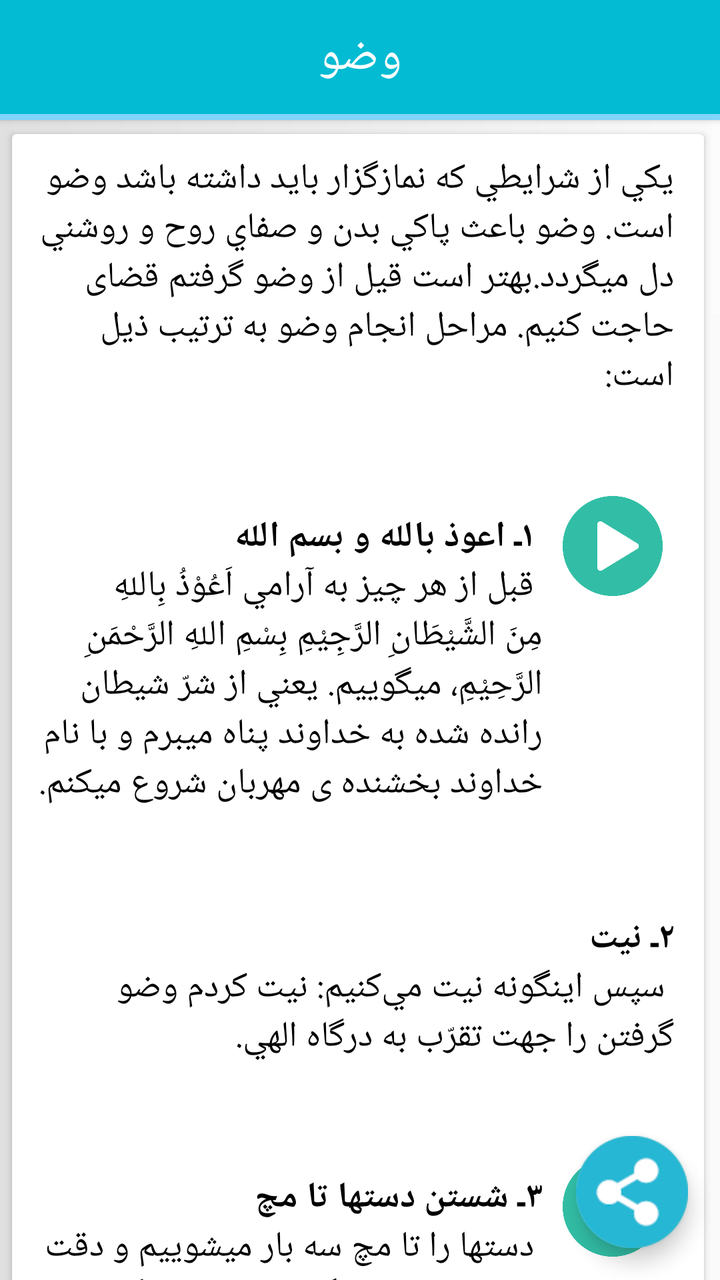
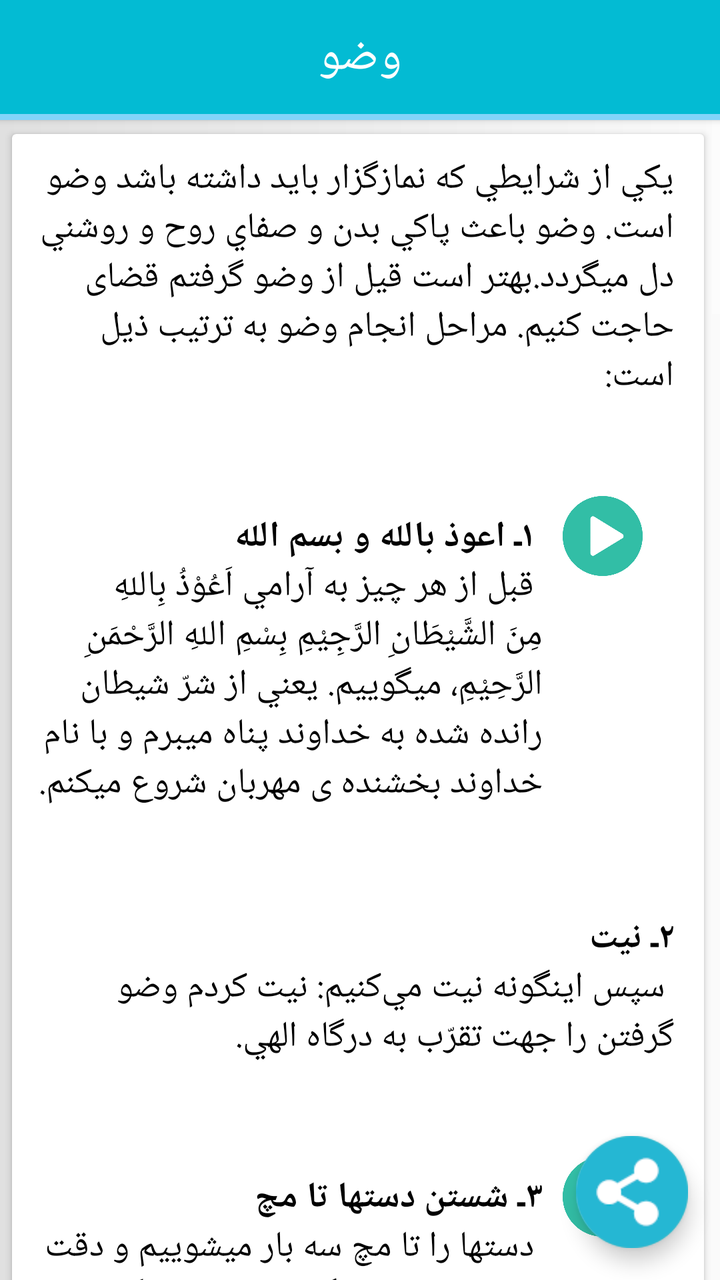

An Android layout rendered at two revisions. The XML below is the earlier revision; the diff shows what the commit changed to produce the second picture.
<!-- AndroidManifest.xml: application theme Theme.AppCompat.NoActionBar -->
<!-- res/layout/activity_vuzu.xml -->
<?xml version="1.0" encoding="utf-8"?>
<androidx.coordinatorlayout.widget.CoordinatorLayout
    xmlns:android="http://schemas.android.com/apk/res/android"
    xmlns:app="http://schemas.android.com/apk/res-auto"
    xmlns:tools="http://schemas.android.com/tools"
    android:id="@+id/activity_vuzu"
    android:layout_width="match_parent"
    android:layout_height="match_parent"
    tools:context="com.androidhive.myapplication.source_activities.VuzuActivity">

    <LinearLayout
        android:orientation="vertical"
        android:layout_width="match_parent"
        android:layout_height="match_parent"
        android:background="@drawable/square">

        <Button
            android:text="@string/vuzu_title"
            android:layout_width="match_parent"
            android:layout_height="57dp"
            android:id="@+id/btn_vuzu"
            android:height="50dp"
            android:background="#03bbd3"
            android:textSize="24sp"
            android:textColor="@android:color/white"/>

        <Button
            android:layout_width="match_parent"
            android:layout_height="3dp"
            android:id="@+id/button2"
            android:height="4dp"
            android:background="#81d4fa"/>

        <ScrollView
            android:layout_width="match_parent"
            android:layout_height="wrap_content"
            android:background="@drawable/square">


            <androidx.cardview.widget.CardView
                android:layout_width="match_parent"
                android:layout_height="wrap_content"
                android:layout_marginBottom="5dp"
                android:layout_marginLeft="6dp"
                android:layout_marginRight="8dp"
                android:layout_marginTop="7dp"
                app:cardBackgroundColor="@color/cardview_light_background">

                <LinearLayout
                    android:orientation="vertical"
                    android:layout_width="match_parent"
                    android:layout_height="wrap_content"
                    android:padding="5dp">

                    <TextView
                        android:id="@+id/vuzu_text1"
                        android:layout_width="match_parent"
                        android:layout_height="wrap_content"
                        android:text="@string/vuzu_text1"
                        android:layout_marginLeft="3dp"
                        android:layout_marginRight="5dp"
                        android:textColor="#000000"
                        android:textSize="18sp"
                        android:padding="5dp"/>

                    <LinearLayout
                        android:layout_width="match_parent"
                        android:layout_height="wrap_content"
                        android:orientation="horizontal">

                        <TextView
                            android:id="@+id/txt_vuzu1"
                            android:layout_width="0dp"
                            android:layout_height="wrap_content"
                            android:layout_marginLeft="3dp"
                            android:layout_marginTop="3dp"
                            android:layout_marginRight="5dp"
                            android:layout_weight=".8"
                            android:padding="5dp"
                            android:text="@string/vuzu1"
                            android:textColor="#000000"
                            android:textSize="18sp"/>

                        <LinearLayout
                            android:layout_width="0dp"
                            android:layout_height="match_parent"
                            android:layout_weight=".2"
                            android:orientation="vertical">

                            <ImageView
                                android:id="@+id/img_btn2"
                                android:layout_width="50dp"
                                android:layout_height="50dp"
                                app:srcCompat="@drawable/play_button"/>
                        </LinearLayout>

                    </LinearLayout>

                    <TextView
                        android:id="@+id/vuzu_text2"
                        android:layout_width="match_parent"
                        android:layout_height="wrap_content"
                        android:text="@string/vuzu_text2"
                        android:layout_marginLeft="3dp"
                        android:layout_marginRight="5dp"
                        android:textColor="#000000"
                        android:textSize="18sp"
                        android:padding="5dp"/>

                    <LinearLayout
                        android:layout_width="match_parent"
                        android:layout_height="wrap_content"
                        android:orientation="horizontal">

                        <TextView
                            android:id="@+id/txt_vuzu2"
                            android:layout_width="0dp"
                            android:layout_height="wrap_content"
                            android:layout_marginLeft="3dp"
                            android:layout_marginTop="3dp"
                            android:layout_marginRight="5dp"
                            android:layout_weight=".8"
                            android:padding="5dp"
                            android:text="@string/vuzu2"
                            android:textColor="#000000"
                            android:textSize="18sp"
                            />

                        <LinearLayout
                            android:layout_width="0dp"
                            android:layout_height="match_parent"
                            android:layout_weight=".2"
                            android:orientation="vertical">

                            <ImageView
                                android:id="@+id/img_btn3"
                                android:layout_width="50dp"
                                android:layout_height="50dp"
                                app:srcCompat="@drawable/play_button"/>

                        </LinearLayout>

                    </LinearLayout>

                    <LinearLayout
                        android:layout_width="match_parent"
                        android:layout_height="match_parent"
                        android:orientation="horizontal">

                        <TextView
                            android:id="@+id/txt_vuzu3"
                            android:layout_width="0dp"
                            android:layout_height="wrap_content"
                            android:layout_marginLeft="3dp"
                            android:layout_marginTop="3dp"
                            android:layout_marginRight="5dp"
                            android:layout_weight=".8"
                            android:padding="5dp"
                            android:text="@string/vuzu3"
                            android:textColor="#000000"
                            android:textSize="18sp"/>

                        <LinearLayout
                            android:layout_width="0dp"
                            android:layout_height="match_parent"
                            android:layout_weight=".2"
                            android:orientation="vertical">

                            <ImageView
                                android:id="@+id/img_btn4"
                                android:layout_width="50dp"
                                android:layout_height="50dp"
                                app:srcCompat="@drawable/play_button"/>
                        </LinearLayout>

                    </LinearLayout>

                    <LinearLayout
                        android:layout_width="match_parent"
                        android:layout_height="match_parent"
                        android:orientation="horizontal">

                        <TextView
                            android:id="@+id/txt_vuzu4"
                            android:layout_width="0dp"
                            android:layout_height="wrap_content"
                            android:layout_marginLeft="3dp"
                            android:layout_marginTop="3dp"
                            android:layout_marginRight="5dp"
                            android:layout_weight=".8"
                            android:padding="5dp"
                            android:text="@string/vuzu4"
                            android:textColor="#000000"
                            android:textSize="18sp"/>

                        <LinearLayout
                            android:layout_width="0dp"
                            android:layout_height="match_parent"
                            android:layout_weight=".2"
                            android:orientation="vertical">

                            <ImageView
                                android:id="@+id/img_btn5"
                                android:layout_width="50dp"
                                android:layout_height="50dp"
                                app:srcCompat="@drawable/play_button"/>
                        </LinearLayout>

                    </LinearLayout>

                    <LinearLayout
                        android:layout_width="match_parent"
                        android:layout_height="match_parent"
                        android:orientation="horizontal">

                        <TextView
                            android:id="@+id/txt_vuzu5"
                            android:layout_width="0dp"
                            android:layout_height="wrap_content"
                            android:layout_marginLeft="3dp"
                            android:layout_marginTop="3dp"
                            android:layout_marginRight="5dp"
                            android:layout_weight=".8"
                            android:padding="5dp"
                            android:text="@string/vuzu5"
                            android:textColor="#000000"
                            android:textSize="18sp"/>

                        <LinearLayout
                            android:layout_width="0dp"
                            android:layout_height="match_parent"
                            android:layout_weight=".2"
                            android:orientation="vertical">

                            <ImageView
                                android:id="@+id/img_btn6"
                                android:layout_width="50dp"
                                android:layout_height="50dp"
                                app:srcCompat="@drawable/play_button"/>
                        </LinearLayout>

                    </LinearLayout>

                    <LinearLayout
                        android:layout_width="match_parent"
                        android:layout_height="match_parent"
                        android:orientation="horizontal">

                        <TextView
                            android:id="@+id/txt_vuzu6"
                            android:layout_width="0dp"
                            android:layout_height="wrap_content"
                            android:layout_marginLeft="3dp"
                            android:layout_marginTop="3dp"
                            android:layout_marginRight="5dp"
                            android:layout_weight=".8"
                            android:padding="5dp"
                            android:text="@string/vuzu6"
                            android:textColor="#000000"
                            android:textSize="18sp"/>

                        <LinearLayout
                            android:layout_width="0dp"
                            android:layout_height="match_parent"
                            android:layout_weight=".2"
                            android:orientation="vertical">

                            <ImageView
                                android:id="@+id/img_btn7"
                                android:layout_width="50dp"
                                android:layout_height="50dp"
                                app:srcCompat="@drawable/play_button"/>
                        </LinearLayout>

                    </LinearLayout>

                    <LinearLayout
                        android:layout_width="match_parent"
                        android:layout_height="match_parent"
                        android:orientation="horizontal">

                        <TextView
                            android:id="@+id/txt_vuzu7"
                            android:layout_width="0dp"
                            android:layout_height="wrap_content"
                            android:layout_marginLeft="3dp"
                            android:layout_marginTop="3dp"
                            android:layout_marginRight="5dp"
                            android:layout_weight=".8"
                            android:padding="5dp"
                            android:text="@string/vuzu7"
                            android:textColor="#000000"
                            android:textSize="18sp"/>

                        <LinearLayout
                            android:layout_width="0dp"
                            android:layout_height="match_parent"
                            android:layout_weight=".2"
                            android:orientation="vertical">

                            <ImageView
                                android:id="@+id/img_btn8"
                                android:layout_width="50dp"
                                android:layout_height="50dp"
                                app:srcCompat="@drawable/play_button"/>
                        </LinearLayout>

                    </LinearLayout>

                    <LinearLayout
                        android:layout_width="match_parent"
                        android:layout_height="match_parent"
                        android:orientation="horizontal">

                        <TextView
                            android:id="@+id/txt_vuzu8"
                            android:layout_width="0dp"
                            android:layout_height="wrap_content"
                            android:layout_marginLeft="3dp"
                            android:layout_marginTop="3dp"
                            android:layout_marginRight="5dp"
                            android:layout_weight=".8"
                            android:padding="5dp"
                            android:text="@string/vuzu8"
                            android:textColor="#000000"
                            android:textSize="18sp"/>

                        <LinearLayout
                            android:layout_width="0dp"
                            android:layout_height="match_parent"
                            android:layout_weight=".2"
                            android:orientation="vertical">

                            <ImageView
                                android:id="@+id/img_btn9"
                                android:layout_width="50dp"
                                android:layout_height="50dp"
                                app:srcCompat="@drawable/play_button"/>
                        </LinearLayout>

                    </LinearLayout>

                    <LinearLayout
                        android:layout_width="match_parent"
                        android:layout_height="match_parent"
                        android:orientation="horizontal">

                        <TextView
                            android:id="@+id/txt_vuzu9"
                            android:layout_width="0dp"
                            android:layout_height="wrap_content"
                            android:layout_marginLeft="3dp"
                            android:layout_marginTop="3dp"
                            android:layout_marginRight="5dp"
                            android:layout_weight=".8"
                            android:padding="5dp"
                            android:text="@string/vuzu9"
                            android:textColor="#000000"
                            android:textSize="18sp"/>

                        <LinearLayout
                            android:layout_width="0dp"
                            android:layout_height="match_parent"
                            android:layout_weight=".2"
                            android:orientation="vertical">

                            <ImageView
                                android:id="@+id/img_btn10"
                                android:layout_width="50dp"
                                android:layout_height="50dp"
                                app:srcCompat="@drawable/play_button"/>
                        </LinearLayout>

                    </LinearLayout>

                    <LinearLayout
                        android:layout_width="match_parent"
                        android:layout_height="match_parent"
                        android:orientation="horizontal">

                        <TextView
                            android:id="@+id/txt_vuzu10"
                            android:layout_width="0dp"
                            android:layout_height="wrap_content"
                            android:layout_marginLeft="3dp"
                            android:layout_marginTop="3dp"
                            android:layout_marginRight="5dp"
                            android:layout_weight=".8"
                            android:padding="5dp"
                            android:text="@string/vuzu10"
                            android:textColor="#000000"
                            android:textSize="18sp"/>

                        <LinearLayout
                            android:layout_width="0dp"
                            android:layout_height="match_parent"
                            android:layout_weight=".2"
                            android:orientation="vertical">

                            <ImageView
                                android:id="@+id/img_btn11"
                                android:layout_width="50dp"
                                android:layout_height="50dp"
                                app:srcCompat="@drawable/play_button"/>
                        </LinearLayout>

                    </LinearLayout>

                    <LinearLayout
                        android:layout_width="match_parent"
                        android:layout_height="match_parent"
                        android:orientation="horizontal">

                        <TextView
                            android:id="@+id/txt_vuzu11"
                            android:layout_width="0dp"
                            android:layout_height="wrap_content"
                            android:layout_marginLeft="3dp"
                            android:layout_marginTop="3dp"
                            android:layout_marginRight="5dp"
                            android:layout_weight=".8"
                            android:padding="5dp"
                            android:text="@string/vuzu11"
                            android:textColor="#000000"
                            android:textSize="18sp"/>

                        <LinearLayout
                            android:layout_width="0dp"
                            android:layout_height="match_parent"
                            android:layout_weight=".2"
                            android:orientation="vertical">

                            <ImageView
                                android:id="@+id/img_btn12"
                                android:layout_width="50dp"
                                android:layout_height="50dp"
                                app:srcCompat="@drawable/play_button"/>
                        </LinearLayout>

                    </LinearLayout>

                    <TextView
                        android:id="@+id/vuzu_text3"
                        android:layout_width="match_parent"
                        android:layout_height="wrap_content"
                        android:layout_marginLeft="3dp"
                        android:layout_marginRight="5dp"
                        android:padding="5dp"
                        android:text="@string/vuzu_text3"
                        android:textColor="#000000"
                        android:textSize="18sp"/>


                </LinearLayout>
            </androidx.cardview.widget.CardView>



        </ScrollView>

    </LinearLayout>

    <com.google.android.material.appbar.AppBarLayout
        android:layout_width="match_parent"
        android:layout_height="wrap_content"
        android:theme="@style/AppBarOverlay"/>




    <com.google.android.material.floatingactionbutton.FloatingActionButton
        android:id="@+id/fab"
        android:layout_width="wrap_content"
        android:layout_height="wrap_content"
        android:layout_gravity="bottom|end"
        android:layout_margin="@dimen/fab_margin"
        app:maxImageSize="56dip"
        app:srcCompat="@drawable/share"/>

</androidx.coordinatorlayout.widget.CoordinatorLayout>
<!-- resources referenced by this layout -->
<resources>
  <dimen name="fab_margin">16dp</dimen>
  <string name="vuzu1">
  
  
          <b>  ۱ـ اعوذ بالله و بسم الله</b>
          \n قبل از هر چيز به آرامي اَعُوْذُ بِاللهِ مِنَ الشَّيْطَانِ الرَّجِيْمِ بِسْمِ اللهِ الرَّحْمَنِ الرَّحِيْمِ، ميگوييم. يعني از
          شرّ شيطان رانده شده به خداوند پناه ميبرم و با نام خداوند بخشنده ی مهربان شروع ميكنم.
  
          \n\n
  
  
          </string>
  <string name="vuzu10">      <b>۱۱ـ شستن پاي راست</b>
          \n
          پاي راست را از نوك انگشتان تا قوزك پا سه بار ميشوييم. بايد توجه داشت كه قوزك پا و لاي انگشتان نيز كاملاً شسته شوند.
          به هنگام شستن پاي راست اين دعا را ميخوانيم: اَلَّلهُمَّ ثَبِّتْ قَدَمِيْ عَلَي الصِّرَاطِ يَوْمَ‌ تَزِلُّ فِيْهِ الاَقْدَامُ.
  \n\n </string>
  <string name="vuzu11">
  <b>۱۲ـ شستن پاي چپ</b>
          \n
          پاي چپ را نيز همانند پاي راست سه بار تا قوزك پا ميشوييم و اين دعا را ميخوانيم:
          اَلَّلهُمَّ اجْعَلْ سَعْيِيْ مَشْكُوْراً‌ وَ ذَنْبِيْ مَغْفُوْراً‌ وَ عَمَلِيْ مَقْبُوْلاً مَبْرُوْراً وَ تِجَارَهً لَنْ تَبُوُرَ بِفَضْلِكَ يَا عَزِيْزُ يَا غَفُوْرُ.
  \n\n\n
     </string>
  <string name="vuzu2">
          <b>۳ـ  شستن دستها تا مچ</b>
          \n
          دستها را تا مچ سه بار ميشوييم و دقت ميكنيم كه لاي انگشتان نيز كاملاً شسته شوند.
  
  
          به هنگام شستن دستها اين دعا را مي‌خوانيم: بِسْمِ اللَّهِ وَالْحَمْدُ لِلَّهِ وَلاَ حَوْلَ وَلاَ قُوَّهَ‌ اِلاَّ بِاللَّهِ.
  
          \n\n </string>
  <string name="vuzu4">
          <b>۵ـ استنشاق يا شستن بيني</b>
          \n
          با دست راست، سه بار آب به بيني گرفته و با دست چپ كاملاً آن را تميز ميكنيم.
          به هنگام شستن بيني اين دعا را ميخوانيم: اَلَّلهُمَّ اَرِحْنِيْ رَائِحَهَ الْجَنَّه.
          \n\n </string>
  <string name="vuzu5">
  <b>۶ـ شستن صورت</b>
          \n
          سپس صورت را از بالاي پيشاني ـ از محلي كه موي سر روئيده است ـ
          و از دو طرف تا گوش و از پايين تا زير چانه سه بار كامل و دقيق ميشوييم و ريش‌ خود را نيز خلال ميكنيم.
          به هنگام شستن صورت اين دعا را ميخوانيم: اَلَّلهُمَّ بَيِّضْ وَجْهِيْ يَوْمَ تَبْيَضُّ وُجُوْهٌ وَ تَسْوَدُّ وُجُوْهٌ.
          \n\n </string>
  <string name="vuzu6"><b>۷ـ شستن دست راست</b>
          \n
          دست راست را از نوك انگشتان تا آرنج سه بار ميشوييم. بايد توجه داشت كه خود آرنج نيز شسته شود.
          سپس اين دعا را ميخوانيم: اَلَّلهُمَّ اَعْطِنِيْ كِتَابِيْ بِيَمِيْنِيْ وَ حَاسِبْنِيْ حِسَاباً يِسِيْراً.
  
  \n\n </string>
  <string name="vuzu7">
          <b>۸ـ شستن دست چپ</b>
          \n
          دست چپ را نيز همانند دست راست سه بار ميشوييم و اين دعا را ميخوانيم:
          اَلَّلهُمَّ لاَ تُعْطِنِيْ كِتَابِيْ بِشِمَالِيْ وَ لاَ مِنْ وَرَاءِ ظَهْرِيْ وَ لاَتُحَاسِبْنِيْ حِسَاباً عَسِيْراً.
          \n\n </string>
  <string name="vuzu8">  <b>۹ـ مسح سر و گوش</b>
          \n
          به دستها آب تازه‌اي گرفته و تَر ميكنيم. سپس تمامي سر را با دستهاي خيس لمس ميكنيم
          طوري كه هيچ جايي از موهاي سر خشك باقي نماند. سپس دو انگشت اشاره را به گوشها فرو برده
          و با انگشتان شصت، پشت گوشها را مسح ميكنيم و اين دعا را ميخوانيم: اَلَّلهُمَّ اجْعَلْنِيْ مِنَ الَّذِيْنَ يَسْتَمِعُوْنَ الْقَوْلَ فَيَتَّبِعُوْنَ اَحْسَنَهُ.
          \n\n
   </string>
  <string name="vuzu9">
  <b>۱۰ـ مسح گردن</b>
          \n
          سپس با پشت انگشتان دست در حالي كه انگشتان دستها را به هم چسبانيده‌ايم با دست راست طرف راست گردن و
          با دست چپ طرف چپ گردن را مسح ميكنيم و اين دعا را ميخوانيم: اَلَّلهُمَّ اَعْتِقْ رَقَبَتِيْ مِنَ النَّارِ.
          \n\n </string>
  <string name="vuzu_text1">يكي از شرايطي كه نمازگزار بايد داشته باشد وضو است.
          وضو باعث پاكي بدن و صفاي روح و روشني دل ميگردد.بهتر است قیل از وضو گرفتم قضای حاجت کنیم.  مراحل انجام وضو به ترتيب ذيل است:
          \n\n </string>
  <string name="vuzu_text2"><b>۲ـ  نيت</b>
          \n
          سپس اينگونه نيت مي‌كنيم: نيت كردم وضو گرفتن را جهت تقرّب به درگاه الهي.
  
  \n\n</string>
  <string name="vuzu_title">وضو </string>
  <!-- unchanged entries left out for length: 6 -->
</resources>

<!-- the commit's change to res/layout/activity_vuzu.xml (unified diff, before → after) -->
@@ -89,8 +89,8 @@
 
                             <ImageView
                                 android:id="@+id/img_btn2"
-                                android:layout_width="50dp"
-                                android:layout_height="50dp"
+                                android:layout_width="40dp"
+                                android:layout_height="40dp"
                                 app:srcCompat="@drawable/play_button"/>
                         </LinearLayout>
 
@@ -134,8 +134,8 @@
 
                             <ImageView
                                 android:id="@+id/img_btn3"
-                                android:layout_width="50dp"
-                                android:layout_height="50dp"
+                                android:layout_width="40dp"
+                                android:layout_height="40dp"
                                 app:srcCompat="@drawable/play_button"/>
 
                         </LinearLayout>
@@ -168,8 +168,8 @@
 
                             <ImageView
                                 android:id="@+id/img_btn4"
-                                android:layout_width="50dp"
-                                android:layout_height="50dp"
+                                android:layout_width="40dp"
+                                android:layout_height="40dp"
                                 app:srcCompat="@drawable/play_button"/>
                         </LinearLayout>
 
@@ -201,8 +201,8 @@
 
                             <ImageView
                                 android:id="@+id/img_btn5"
-                                android:layout_width="50dp"
-                                android:layout_height="50dp"
+                                android:layout_width="40dp"
+                                android:layout_height="40dp"
                                 app:srcCompat="@drawable/play_button"/>
                         </LinearLayout>
 
@@ -234,8 +234,8 @@
 
                             <ImageView
                                 android:id="@+id/img_btn6"
-                                android:layout_width="50dp"
-                                android:layout_height="50dp"
+                                android:layout_width="40dp"
+                                android:layout_height="40dp"
                                 app:srcCompat="@drawable/play_button"/>
                         </LinearLayout>
 
@@ -267,8 +267,8 @@
 
                             <ImageView
                                 android:id="@+id/img_btn7"
-                                android:layout_width="50dp"
-                                android:layout_height="50dp"
+                                android:layout_width="40dp"
+                                android:layout_height="40dp"
                                 app:srcCompat="@drawable/play_button"/>
                         </LinearLayout>
 
@@ -300,8 +300,8 @@
 
                             <ImageView
                                 android:id="@+id/img_btn8"
-                                android:layout_width="50dp"
-                                android:layout_height="50dp"
+                                android:layout_width="40dp"
+                                android:layout_height="40dp"
                                 app:srcCompat="@drawable/play_button"/>
                         </LinearLayout>
 
@@ -333,8 +333,8 @@
 
                             <ImageView
                                 android:id="@+id/img_btn9"
-                                android:layout_width="50dp"
-                                android:layout_height="50dp"
+                                android:layout_width="40dp"
+                                android:layout_height="40dp"
                                 app:srcCompat="@drawable/play_button"/>
                         </LinearLayout>
 
@@ -366,8 +366,8 @@
 
                             <ImageView
                                 android:id="@+id/img_btn10"
-                                android:layout_width="50dp"
-                                android:layout_height="50dp"
+                                android:layout_width="40dp"
+                                android:layout_height="40dp"
                                 app:srcCompat="@drawable/play_button"/>
                         </LinearLayout>
 
@@ -399,8 +399,8 @@
 
                             <ImageView
                                 android:id="@+id/img_btn11"
-                                android:layout_width="50dp"
-                                android:layout_height="50dp"
+                                android:layout_width="40dp"
+                                android:layout_height="40dp"
                                 app:srcCompat="@drawable/play_button"/>
                         </LinearLayout>
 
@@ -432,8 +432,8 @@
 
                             <ImageView
                                 android:id="@+id/img_btn12"
-                                android:layout_width="50dp"
-                                android:layout_height="50dp"
+                                android:layout_width="40dp"
+                                android:layout_height="40dp"
                                 app:srcCompat="@drawable/play_button"/>
                         </LinearLayout>
 
